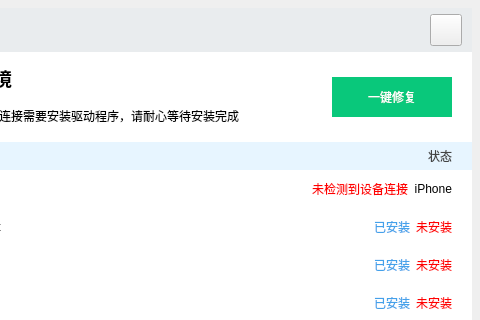
Old version of the form RepairDriver.ui in the repository chifandeyu/iTunesDriverTool; both pictures show x 208 to 688 and y 0 to 320 of the 688 by 485 pixel window.
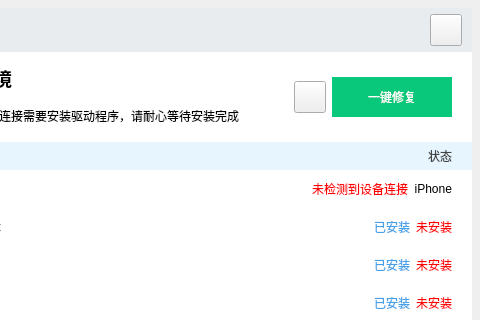
New version of the form. Icons and pictures are not drawn.

```diff
--- a/RepairDriver.ui
+++ b/RepairDriver.ui
@@ -232,6 +232,36 @@
            </item>
           </layout>
          </item>
+         <item>
+          <widget class="QPushButton" name="m_pUpdateBtn">
+           <property name="minimumSize">
+            <size>
+             <width>32</width>
+             <height>32</height>
+            </size>
+           </property>
+           <property name="maximumSize">
+            <size>
+             <width>32</width>
+             <height>32</height>
+            </size>
+           </property>
+           <property name="cursor">
+            <cursorShape>PointingHandCursor</cursorShape>
+           </property>
+           <property name="toolTip">
+            <string>刷新</string>
+           </property>
+           <property name="styleSheet">
+            <string notr="true">QPushButton#m_pUpdateBtn{
+border-image:url(:/res/update_icon.png);
+}</string>
+           </property>
+           <property name="text">
+            <string/>
+           </property>
+          </widget>
+         </item>
          <item>
           <widget class="QPushButton" name="pushButton">
            <property name="minimumSize">
```
Left out of the diff: 6 changed lines with no effect on the pictures.
